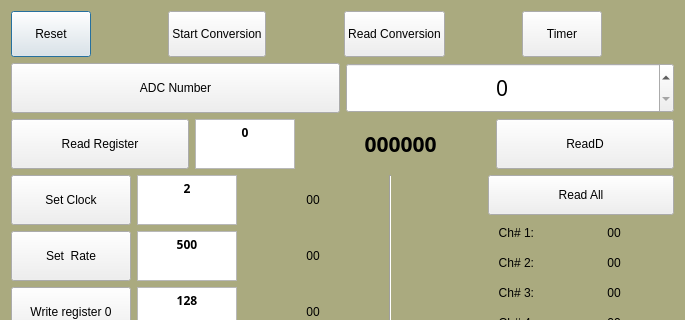
Old version of the form newdebug.ui in the repository Mubshr07/DAQ; both pictures show x 0 to 685 and y 0 to 320 of the 685 by 714 pixel window.
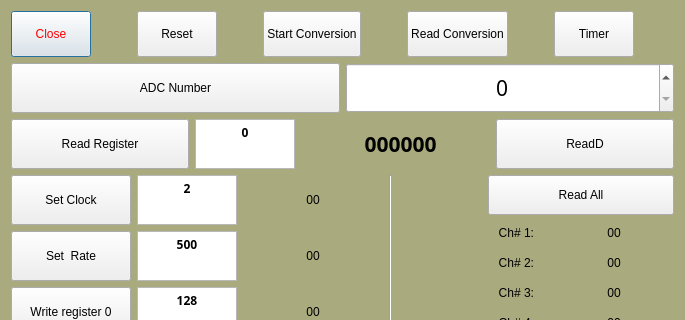
New version of the form.

Patch:
```diff
--- a/newdebug.ui
+++ b/newdebug.ui
@@ -31,6 +31,36 @@
   <layout class="QVBoxLayout" name="verticalLayout_3">
    <item>
     <layout class="QHBoxLayout" name="horizontalLayout_8">
+     <item>
+      <widget class="QPushButton" name="pb_Close">
+       <property name="sizePolicy">
+        <sizepolicy hsizetype="Minimum" vsizetype="Preferred">
+         <horstretch>0</horstretch>
+         <verstretch>0</verstretch>
+        </sizepolicy>
+       </property>
+       <property name="styleSheet">
+        <string notr="true">color:red;
+font: 800 14pt &quot;Sans Serif&quot;;</string>
+       </property>
+       <property name="text">
+        <string>Close</string>
+       </property>
+      </widget>
+     </item>
+     <item>
+      <spacer name="horizontalSpacer_20">
+       <property name="orientation">
+        <enum>Qt::Horizontal</enum>
+       </property>
+       <property name="sizeHint" stdset="0">
+        <size>
+         <width>260</width>
+         <height>46</height>
+        </size>
+       </property>
+      </spacer>
+     </item>
      <item>
       <widget class="QPushButton" name="pb_Reset">
        <property name="sizePolicy">
```
